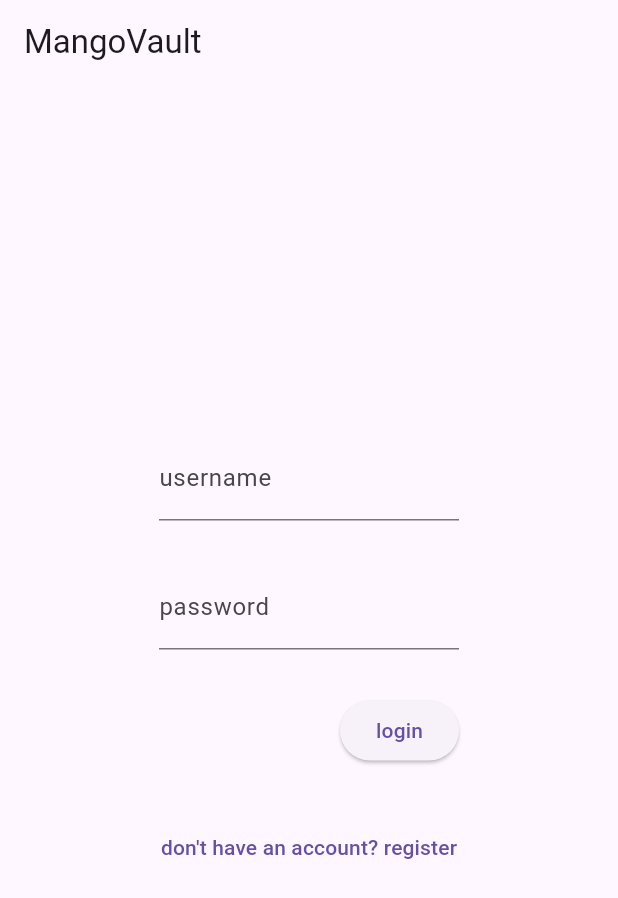
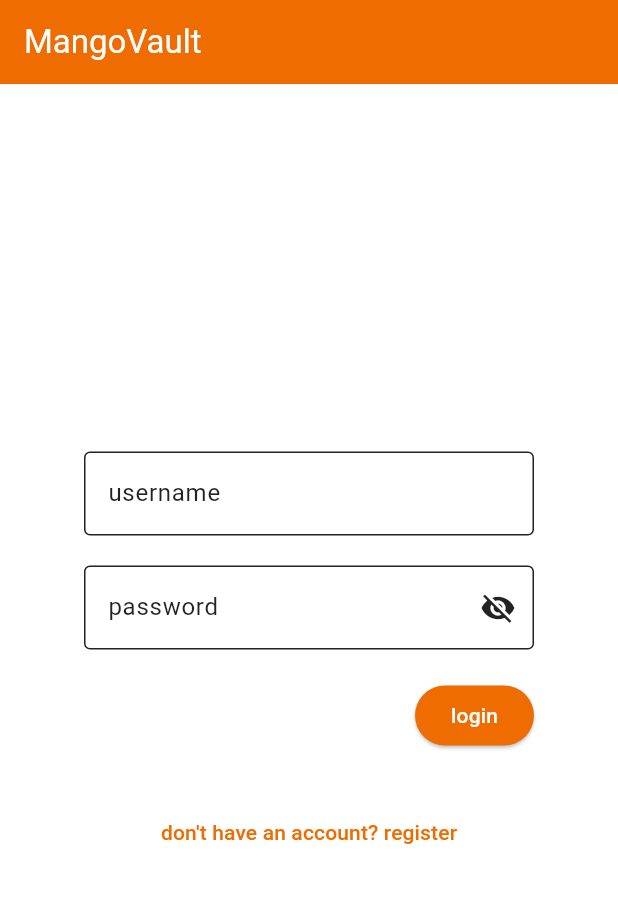
Before and after one commit to Joaco-1321/MangoVault, a Flutter app: the screen it shows after launch, on a phone screen of 412 x 824 dp. Shown: the top 898 px of the screen. Run offline on Flutter 3.47's test engine with Material 3 defaults, Android fonts, the phone set to English and light mode, and no system bars; our stand-ins replace flutter_secure_storage, sqflite; missing offline and left inert: pointycastle, stomp_dart_client; accounts and stored records are empty.

Commit message:
feat: improve ui

```diff
--- a/lib/constants.dart
+++ b/lib/constants.dart
@@ -1,4 +1,4 @@
-const host = '192.168.0.26:8080';
+const host = '192.168.159.113:8080';
 
 const serverUrl = 'ws://$host/mangovault';
 const apiUrl = 'http://$host/api/v1';
--- a/lib/main.dart
+++ b/lib/main.dart
@@ -1,5 +1,5 @@
 import 'package:flutter/material.dart';
-import 'package:mangovault/notifier/auth_mode_notifier.dart';
+import 'package:mangovault/notifier/auth_notifier.dart';
 import 'package:mangovault/screens/auth_screen.dart';
 import 'package:mangovault/services/api_service.dart';
 import 'package:mangovault/services/auth_service.dart';
@@ -14,7 +14,7 @@ void main() => runApp(
       MultiProvider(
         providers: [
           ChangeNotifierProvider(
-            create: (_) => AuthModeNotifier(),
+            create: (_) => AuthNotifier(),
           ),
           Provider<WebSocketService>(
             create: (_) => WebSocketService(),
@@ -65,7 +65,37 @@ class MangoVault extends StatelessWidget {
     return MaterialApp(
       title: title,
       theme: ThemeData(
-        primarySwatch: Colors.orange,
+        appBarTheme: const AppBarTheme(
+          foregroundColor: Colors.white,
+        ),
+        colorScheme: ColorScheme(
+          brightness: Brightness.light,
+          primary: Colors.orange.shade800,
+          onPrimary: Colors.white,
+          secondary: Colors.orangeAccent,
+          onSecondary: Colors.black,
+          error: Colors.red,
+          onError: Colors.black,
+          surface: Colors.white,
+          onSurface: Colors.black87,
+        ),
+        visualDensity: VisualDensity.adaptivePlatformDensity,
+      ),
+      darkTheme: ThemeData(
+        appBarTheme: const AppBarTheme(
+          foregroundColor: Colors.white,
+        ),
+        colorScheme: ColorScheme(
+          brightness: Brightness.dark,
+          primary: Colors.orange.shade800,
+          onPrimary: Colors.white,
+          secondary: Colors.orangeAccent,
+          onSecondary: Colors.white,
+          error: Colors.red,
+          onError: Colors.black,
+          surface: Colors.black12,
+          onSurface: Colors.white,
+        ),
         visualDensity: VisualDensity.adaptivePlatformDensity,
       ),
       home: const AuthScreen(),
--- a/lib/notifier/auth_mode_notifier.dart
+++ /dev/null
@@ -1,12 +0,0 @@
-import 'package:flutter/material.dart';
-
-class AuthModeNotifier with ChangeNotifier {
-  bool _isLogin = true;
-
-  void toggleAuthMode() {
-    _isLogin = !_isLogin;
-    notifyListeners();
-  }
-
-  bool get isLogin => _isLogin;
-}
--- /dev/null
+++ b/lib/notifier/auth_notifier.dart
@@ -0,0 +1,28 @@
+import 'package:flutter/material.dart';
+
+class AuthNotifier with ChangeNotifier {
+  bool _isLogin = true;
+  bool _isPasswordVisible = false;
+  bool _isRepeatPasswordVisible = false;
+
+  void toggleAuthMode() {
+    _isLogin = !_isLogin;
+    notifyListeners();
+  }
+
+  bool get isLogin => _isLogin;
+
+  bool get isPasswordVisible => _isPasswordVisible;
+
+  bool get isRepeatPasswordVisible => _isRepeatPasswordVisible;
+
+  void togglePasswordVisibility() {
+    _isPasswordVisible = !_isPasswordVisible;
+    notifyListeners();
+  }
+
+  void toggleRepeatPasswordVisibility() {
+    _isRepeatPasswordVisible = !_isRepeatPasswordVisible;
+    notifyListeners();
+  }
+}
--- a/lib/screens/auth_screen.dart
+++ b/lib/screens/auth_screen.dart
@@ -1,13 +1,11 @@
 import 'package:flutter/material.dart';
-import 'package:mangovault/model/user.dart';
-import 'package:mangovault/notifier/auth_mode_notifier.dart';
+import 'package:mangovault/notifier/auth_notifier.dart';
 import 'package:mangovault/screens/home_screen.dart';
 import 'package:mangovault/services/auth_service.dart';
-import 'package:mangovault/widgets/app_name_text.dart';
 import 'package:provider/provider.dart';
 
 class AuthScreen extends StatefulWidget {
-  const AuthScreen();
+  const AuthScreen({super.key});
 
   @override
   State<AuthScreen> createState() => _AuthScreenState();
@@ -17,7 +15,7 @@ class _AuthScreenState extends State<AuthScreen> {
   final _usernameController = TextEditingController();
   final _passwordController = TextEditingController();
   final _confirmPasswordController = TextEditingController();
-  final _width = 200.0;
+  final _width = 300.0;
 
   late final AuthService _authService;
 
@@ -41,13 +39,18 @@ class _AuthScreenState extends State<AuthScreen> {
 
   @override
   Widget build(BuildContext context) {
-    final authModeNotifier = context.watch<AuthModeNotifier>();
+    final authNotifier = context.watch<AuthNotifier>();
 
     return Scaffold(
       appBar: AppBar(
-        title: const AppNameText(),
+        title: Text(
+          'MangoVault',
+          style: TextStyle(color: Theme.of(context).colorScheme.onPrimary),
+        ),
+        backgroundColor: Theme.of(context).colorScheme.primary,
       ),
       body: Center(
+        child: SingleChildScrollView(
           child: Column(
             mainAxisAlignment: MainAxisAlignment.center,
             children: [
@@ -56,38 +59,65 @@ class _AuthScreenState extends State<AuthScreen> {
                 child: TextField(
                   controller: _usernameController,
                   obscureText: false,
-                decoration: const InputDecoration(labelText: 'username'),
+                  decoration: const InputDecoration(
+                    labelText: 'username',
+                    border: OutlineInputBorder(),
                   ),
                 ),
-            const SizedBox(height: 30.0),
+              ),
+              const SizedBox(height: 20.0),
               SizedBox(
                 width: _width,
                 child: TextField(
                   controller: _passwordController,
-                obscureText: true,
-                decoration: const InputDecoration(labelText: 'password'),
+                  obscureText: !authNotifier.isPasswordVisible,
+                  decoration: InputDecoration(
+                    labelText: 'password',
+                    border: const OutlineInputBorder(),
+                    suffixIcon: IconButton(
+                      icon: Icon(
+                        authNotifier.isPasswordVisible
+                            ? Icons.visibility
+                            : Icons.visibility_off,
+                      ),
+                      onPressed: authNotifier.togglePasswordVisibility,
                     ),
                   ),
-            const SizedBox(height: 30.0),
-            if (!authModeNotifier.isLogin)
+                ),
+              ),
+              const SizedBox(height: 20.0),
+              if (!authNotifier.isLogin)
                 SizedBox(
                   width: _width,
                   child: TextField(
                     controller: _confirmPasswordController,
-                  obscureText: true,
-                  decoration:
-                      const InputDecoration(labelText: 'repeat password'),
+                    obscureText: !authNotifier.isRepeatPasswordVisible,
+                    decoration: InputDecoration(
+                      labelText: 'repeat password',
+                      border: const OutlineInputBorder(),
+                      suffixIcon: IconButton(
+                        icon: Icon(
+                          authNotifier.isRepeatPasswordVisible
+                              ? Icons.visibility
+                              : Icons.visibility_off,
+                        ),
+                        onPressed: authNotifier.toggleRepeatPasswordVisibility,
                       ),
                     ),
-            if (!authModeNotifier.isLogin) const SizedBox(height: 30.0),
+                  ),
+                ),
+              if (!authNotifier.isLogin) const SizedBox(height: 20.0),
               SizedBox(
                 width: _width,
                 child: Row(
                   mainAxisAlignment: MainAxisAlignment.end,
                   children: [
                     ElevatedButton(
+                      style: ElevatedButton.styleFrom(
+                        backgroundColor: Theme.of(context).colorScheme.primary,
+                      ),
                       onPressed: () {
-                      if (authModeNotifier.isLogin) {
+                        if (authNotifier.isLogin) {
                           _authService.authenticate(
                             _usernameController.text,
                             _passwordController.text,
@@ -110,7 +140,8 @@ class _AuthScreenState extends State<AuthScreen> {
                         }
                       },
                       child: Text(
-                      authModeNotifier.isLogin ? 'login' : 'register',
+                        authNotifier.isLogin ? 'login' : 'register',
+                        style: TextStyle(color: Theme.of(context).colorScheme.onPrimary),
                       ),
                     ),
                   ],
@@ -118,14 +149,15 @@ class _AuthScreenState extends State<AuthScreen> {
               ),
               const SizedBox(height: 30.0),
               TextButton(
-              onPressed: () => authModeNotifier.toggleAuthMode(),
+                onPressed: () => authNotifier.toggleAuthMode(),
                 child: Text(
-                authModeNotifier.isLogin
+                  authNotifier.isLogin
                       ? "don't have an account? register"
                       : 'already have an account? login',
                 ),
               ),
             ],
+          ),
         ),
       ),
     );
@@ -136,22 +168,9 @@ class _AuthScreenState extends State<AuthScreen> {
       Navigator.pushReplacement(
         context,
         MaterialPageRoute(
-          builder: (context) => HomeScreen(),
+          builder: (context) => const HomeScreen(),
         ),
       );
-      // showDialog(
-      //   context: context,
-      //   builder: (context) => AlertDialog(
-      //     title: const Text('success'),
-      //     content: Text(_authService.message),
-      //     actions: [
-      //       TextButton(
-      //         onPressed: () => Navigator.pop(context),
-      //         child: const Text('ok'),
-      //       ),
-      //     ],
-      //   ),
-      // );
     } else {
       showDialog(
         context: context,
--- a/lib/widgets/app_name_text.dart
+++ /dev/null
@@ -1,10 +0,0 @@
-import 'package:flutter/material.dart';
-
-class AppNameText extends StatelessWidget {
-  const AppNameText({super.key});
-
-  @override
-  Widget build(BuildContext context) {
-    return const Text('MangoVault');
-  }
-}
```
Also changed, not shown: lib/screens/chat_screen.dart (+48 -44 lines), lib/screens/friend_request_screen.dart (+50 -14 lines), lib/screens/home_screen.dart (+46 -15 lines), lib/widgets/message_bubble_widget.dart (added, +36 -0 lines), 20 other files. Lines whose indentation alone changed are shown as unchanged.
